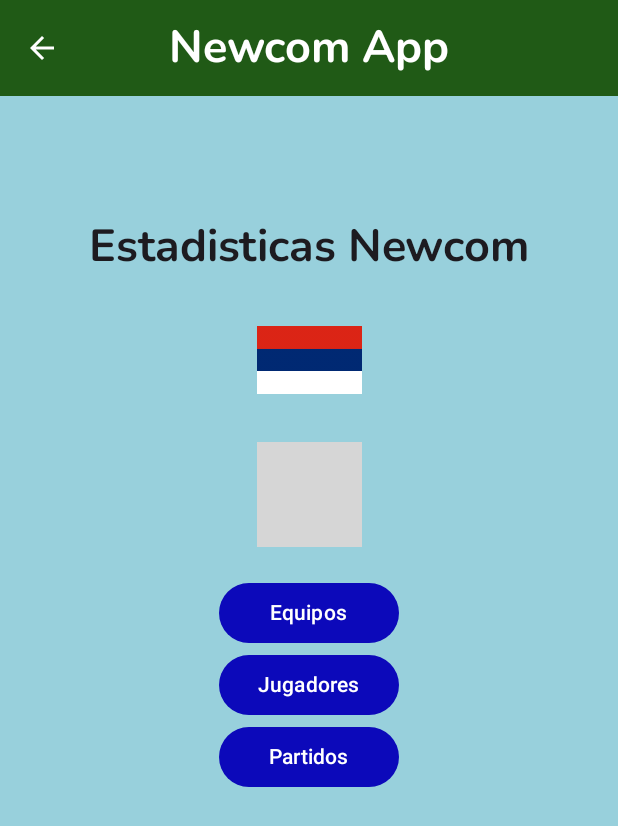
After one commit to jltabbia/NewcomApp, an Android app built with Jetpack Compose: the @Preview function MainScreen, on a phone screen of 412 x 824 dp. The commit adds this screen. Shown: the top 826 px of the screen. Run offline under Robolectric (Android 15) with nearby library versions, the phone set to English and light mode, and no system bars; grey boxes are pictures that could not be loaded.

Commit message:
Agrega MainScreen 15/07/25

```diff
--- /dev/null
+++ b/app/src/main/java/ar/com/jtsistemas/newcomapp/ui/login/MainScreen.kt
@@ -0,0 +1,145 @@
+package ar.com.jtsistemas.newcomapp.ui.login
+
+
+import android.annotation.SuppressLint
+import androidx.compose.foundation.Image
+import androidx.compose.foundation.background
+import androidx.compose.foundation.layout.Arrangement
+import androidx.compose.foundation.layout.Box
+import androidx.compose.foundation.layout.Column
+import androidx.compose.foundation.layout.Spacer
+import androidx.compose.foundation.layout.fillMaxSize
+import androidx.compose.foundation.layout.fillMaxWidth
+import androidx.compose.foundation.layout.padding
+import androidx.compose.foundation.layout.size
+import androidx.compose.foundation.layout.width
+import androidx.compose.material3.Button
+import androidx.compose.material3.ButtonDefaults
+import androidx.compose.material3.CenterAlignedTopAppBar
+import androidx.compose.material3.ExperimentalMaterial3Api
+import androidx.compose.material3.Icon
+import androidx.compose.material3.IconButton
+import androidx.compose.material3.MaterialTheme
+import androidx.compose.material3.Scaffold
+import androidx.compose.material3.Text
+import androidx.compose.material3.TopAppBarDefaults.centerAlignedTopAppBarColors
+import androidx.compose.runtime.Composable
+import androidx.compose.ui.Alignment
+import androidx.compose.ui.Modifier
+import androidx.compose.ui.graphics.Color
+import androidx.compose.ui.res.colorResource
+import androidx.compose.ui.res.painterResource
+import androidx.compose.ui.res.stringResource
+import androidx.compose.ui.text.font.FontWeight
+import androidx.compose.ui.tooling.preview.Preview
+import androidx.compose.ui.unit.dp
+import androidx.compose.ui.unit.sp
+import ar.com.jtsistemas.newcomapp.R
+import ar.com.jtsistemas.newcomapp.ui.theme.nunito
+import kotlinx.serialization.Serializable
+
+@Serializable
+object MainScreen
+
+@Preview(showBackground = true, showSystemUi = true)
+@Composable
+fun MainScreen() {
+    Scaffold(topBar = { TopBarMainScreen() }, modifier = Modifier.fillMaxWidth())
+    { innerPadding ->
+        BodyMainScreen(modifier = Modifier.padding(innerPadding))
+    }
+
+}
+
+@OptIn(ExperimentalMaterial3Api::class)
+@Composable
+fun TopBarMainScreen() {
+    CenterAlignedTopAppBar(
+        modifier = Modifier.fillMaxWidth(),
+        title = {
+            Text(
+                text = stringResource(R.string.app_name),
+                fontSize = 30.sp,
+                fontFamily = nunito,
+                fontWeight = FontWeight.Bold
+            )
+        },
+        navigationIcon = {
+            IconButton(onClick = {}) {
+                Icon(
+                    painterResource(R.drawable.ic_arrow_back),
+                    contentDescription = "volver"
+                )
+            }
+        },
+        colors = centerAlignedTopAppBarColors(
+            containerColor = colorResource(id = R.color.VerdeOscuro),
+            titleContentColor = MaterialTheme.colorScheme.onPrimary,
+            navigationIconContentColor = colorResource(R.color.white)
+        )
+    )
+}
+
+@SuppressLint("UnrememberedMutableState")
+@Composable
+fun BodyMainScreen(modifier: Modifier) {
+
+    Box(
+        modifier = Modifier
+            .fillMaxSize()
+            .background(colorResource(R.color.background))
+    )
+    Column(
+        modifier.fillMaxSize(),
+        horizontalAlignment = Alignment.CenterHorizontally,
+        verticalArrangement = Arrangement.Top
+    ) {
+        Spacer(modifier = Modifier.size(80.dp))
+        Text(
+            text = stringResource(R.string.titulo),
+            fontFamily = nunito,
+            fontSize = 30.sp,
+            fontWeight = FontWeight.Bold
+        )
+        Spacer(modifier = Modifier.size(20.dp))
+        Image(
+            painter = painterResource(R.drawable.bandera), contentDescription = "bandera",
+            modifier = Modifier.size(70.dp)
+        )
+        Spacer(modifier = Modifier.size(20.dp))
+        Image(
+            modifier = Modifier.size(70.dp),
+            painter = painterResource(R.drawable.pelotavolley),
+            contentDescription = "Pelota"
+        )
+        Spacer(modifier = Modifier.size(20.dp))
+
+        Button(onClick = {},
+            modifier= Modifier.width(120.dp),
+            colors = ButtonDefaults.buttonColors(
+                containerColor = colorResource(R.color.Azul),
+                contentColor = Color.White
+            )
+        ) {
+            Text(text = stringResource(R.string.equipos))
+        }
+        Button(onClick = {/* todo */},
+            modifier= Modifier.width(120.dp),
+            colors = ButtonDefaults.buttonColors(
+                containerColor = colorResource(R.color.Azul),
+                contentColor = Color.White))
+            {
+                Text(text = stringResource(R.string.jugadores))
+            }
+        Button (onClick = {},
+            modifier= Modifier.width(120.dp),
+            colors = ButtonDefaults.buttonColors(
+                containerColor = colorResource(R.color.Azul),
+                contentColor = Color.White
+            ))
+            {
+                Text(text = stringResource(R.string.partidos))
+            }
+
+    }
+}
--- a/app/src/main/res/values/colors.xml
+++ b/app/src/main/res/values/colors.xml
@@ -16,6 +16,8 @@
     <color name="Azul">#FF0C09BA</color>
     <color name="Rojo">#FFE6012C</color>
     <color name="background">#FF98d0dc</color>
+    <color name="Celeste">#FF0191C8</color>
+
 
 
 </resources>
```
Also changed, not shown: app/src/main/java/ar/com/jtsistemas/newcomapp/ui/players/PlayersScreen.kt (added, +101 -0 lines), app/src/main/java/ar/com/jtsistemas/newcomapp/ui/teams/TeamsScreen.kt (added, +98 -0 lines).
